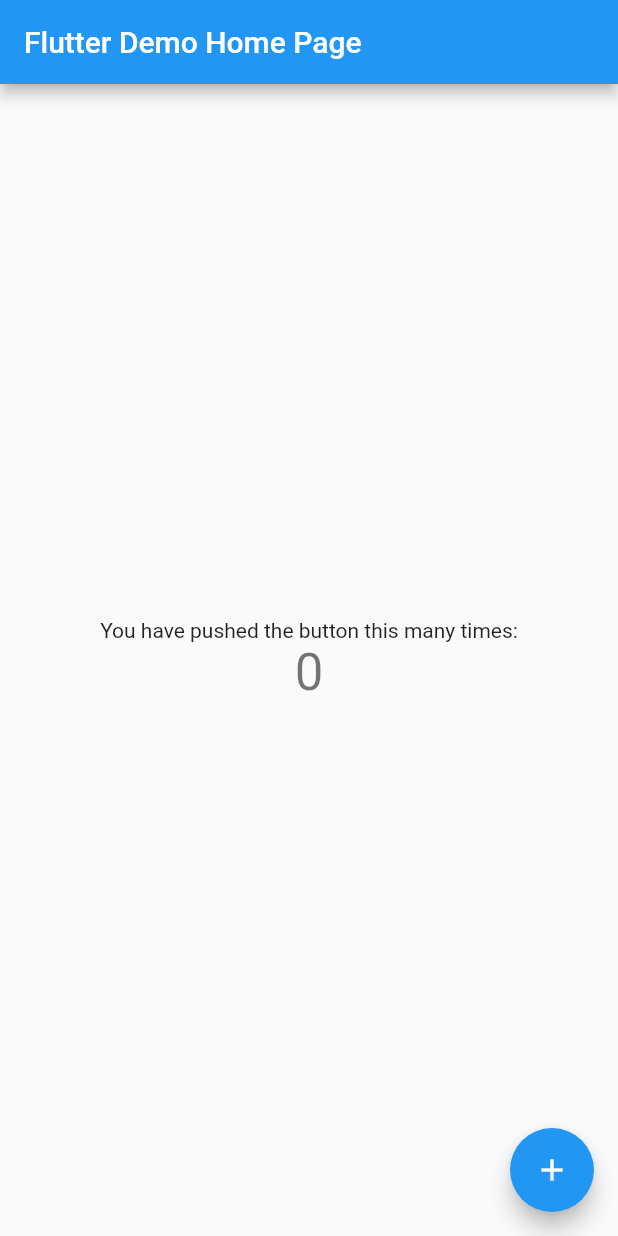
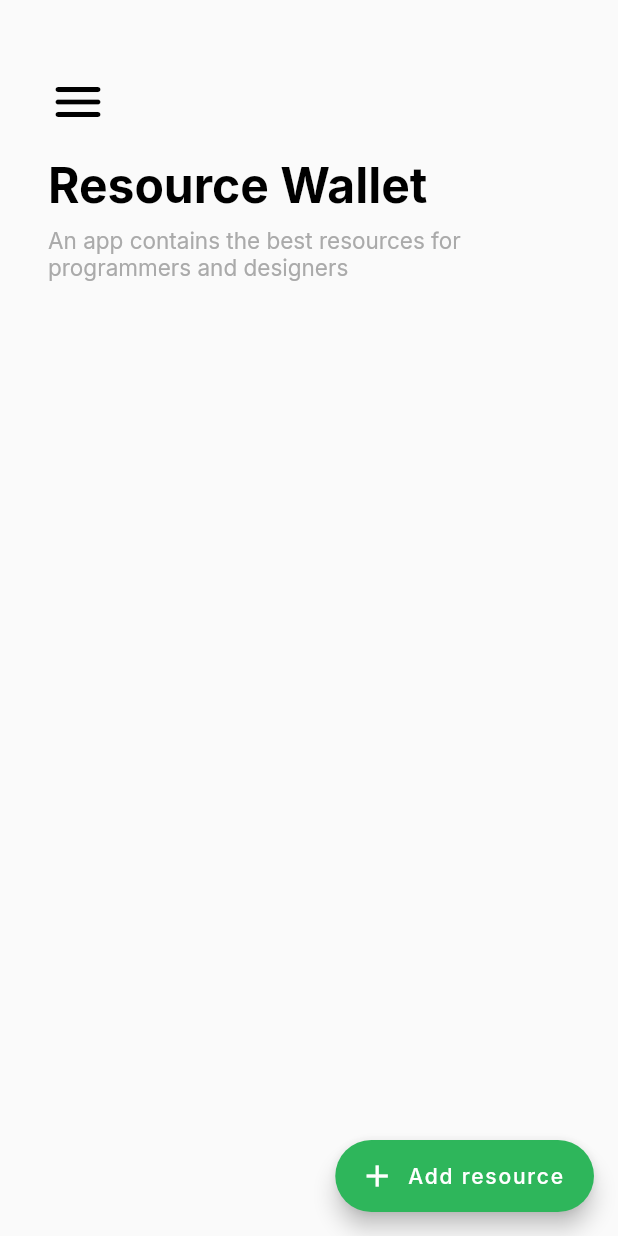
Before and after one commit to F-Y-E-F/ResourcesWallet, a Flutter app: the screen it shows after launch, on a phone screen of 412 x 824 dp. Run offline on Flutter 3.47's test engine with Material 2 defaults, Android fonts, the phone set to English and light mode, and no system bars; drawn by our look-alikes of flutter_platform_widgets; our stand-ins replace google_fonts.

Commit message:
basic of theming

```diff
--- a/lib/main.dart
+++ b/lib/main.dart
@@ -1,4 +1,8 @@
+import 'package:flutter/cupertino.dart';
 import 'package:flutter/material.dart';
+import 'package:flutter_platform_widgets/flutter_platform_widgets.dart';
+import 'package:resources_wallet/screens/resources_screen.dart';
+import 'package:google_fonts/google_fonts.dart';
 
 void main() {
   runApp(const MyApp());
@@ -7,101 +11,25 @@ void main() {
 class MyApp extends StatelessWidget {
   const MyApp({Key? key}) : super(key: key);
 
-  // This widget is the root of your application.
   @override
   Widget build(BuildContext context) {
-    return MaterialApp(
-      title: 'Flutter Demo',
-      theme: ThemeData(
-
-        primarySwatch: Colors.blue,
-      ),
-      home: const MyHomePage(title: 'Flutter Demo Home Page'),
-    );
+    return PlatformApp(
+        title: 'Resources Wallet',
+        material: (_, __) => MaterialAppData(
+                theme: ThemeData(
+              primaryColor: const Color(0xff2aa352),
+              floatingActionButtonTheme: const FloatingActionButtonThemeData(
+                  backgroundColor: Color(0xff2eb65b)),
+              textTheme: GoogleFonts.interTextTheme().copyWith(
+                headline1: GoogleFonts.inter(textStyle: const TextStyle(color:Colors.black, fontWeight: FontWeight.w700, fontSize: 72)),
+                headline2: GoogleFonts.inter(textStyle: const TextStyle(color:Colors.black, fontWeight: FontWeight.w700, fontSize: 48)),
+                headline3: GoogleFonts.inter(textStyle: const TextStyle(color:Colors.black, fontWeight: FontWeight.w700, fontSize: 36)),
+                headline4: GoogleFonts.inter(textStyle: const TextStyle(color: Color(0xffaaaaaa), fontWeight: FontWeight.w700,fontSize: 24)),
+                headline5: GoogleFonts.inter(textStyle: const TextStyle(color: Color(0xffaaaaaa), fontWeight: FontWeight.w400, fontSize: 18,)),
+                headline6: GoogleFonts.inter(textStyle: const TextStyle(color:Colors.black, fontWeight: FontWeight.w700, fontSize: 15)),
+              ),
+            )),
+        cupertino: (_,__)=>CupertinoAppData(theme: const CupertinoThemeData(textTheme: CupertinoTextThemeData())),
+        home: const ResourcesScreen());
   }
 }
-
-class MyHomePage extends StatefulWidget {
-  const MyHomePage({Key? key, required this.title}) : super(key: key);
-
-  // This widget is the home page of your application. It is stateful, meaning
-  // that it has a State object (defined below) that contains fields that affect
-  // how it looks.
-
-  // This class is the configuration for the state. It holds the values (in this
-  // case the title) provided by the parent (in this case the App widget) and
-  // used by the build method of the State. Fields in a Widget subclass are
-  // always marked "final".
-
-  final String title;
-
-  @override
-  State<MyHomePage> createState() => _MyHomePageState();
-}
-
-class _MyHomePageState extends State<MyHomePage> {
-  int _counter = 0;
-
-  void _incrementCounter() {
-    setState(() {
-      // This call to setState tells the Flutter framework that something has
-      // changed in this State, which causes it to rerun the build method below
-      // so that the display can reflect the updated values. If we changed
-      // _counter without calling setState(), then the build method would not be
-      // called again, and so nothing would appear to happen.
-      _counter++;
-    });
-  }
-
-  @override
-  Widget build(BuildContext context) {
-    // This method is rerun every time setState is called, for instance as done
-    // by the _incrementCounter method above.
-    //
-    // The Flutter framework has been optimized to make rerunning build methods
-    // fast, so that you can just rebuild anything that needs updating rather
-    // than having to individually change instances of widgets.
-    return Scaffold(
-      appBar: AppBar(
-        // Here we take the value from the MyHomePage object that was created by
-        // the App.build method, and use it to set our appbar title.
-        title: Text(widget.title),
-      ),
-      body: Center(
-        // Center is a layout widget. It takes a single child and positions it
-        // in the middle of the parent.
-        child: Column(
-          // Column is also a layout widget. It takes a list of children and
-          // arranges them vertically. By default, it sizes itself to fit its
-          // children horizontally, and tries to be as tall as its parent.
-          //
-          // Invoke "debug painting" (press "p" in the console, choose the
-          // "Toggle Debug Paint" action from the Flutter Inspector in Android
-          // Studio, or the "Toggle Debug Paint" command in Visual Studio Code)
-          // to see the wireframe for each widget.
-          //
-          // Column has various properties to control how it sizes itself and
-          // how it positions its children. Here we use mainAxisAlignment to
-          // center the children vertically; the main axis here is the vertical
-          // axis because Columns are vertical (the cross axis would be
-          // horizontal).
-          mainAxisAlignment: MainAxisAlignment.center,
-          children: <Widget>[
-            const Text(
-              'You have pushed the button this many times:',
-            ),
-            Text(
-              '$_counter',
-              style: Theme.of(context).textTheme.headline4,
-            ),
-          ],
-        ),
-      ),
-      floatingActionButton: FloatingActionButton(
-        onPressed: _incrementCounter,
-        tooltip: 'Increment',
-        child: const Icon(Icons.add),
-      ), // This trailing comma makes auto-formatting nicer for build methods.
-    );
-  }
-}
--- /dev/null
+++ b/lib/screens/add_resource_screen.dart
@@ -0,0 +1,22 @@
+import 'package:flutter/material.dart';
+import 'package:flutter_platform_widgets/flutter_platform_widgets.dart';
+
+class AddResourceScreen extends StatefulWidget {
+  const AddResourceScreen({Key? key}) : super(key: key);
+
+  @override
+  _AddResourceScreenState createState() => _AddResourceScreenState();
+}
+
+class _AddResourceScreenState extends State<AddResourceScreen> {
+  @override
+  Widget build(BuildContext context) {
+    return PlatformScaffold(
+      body: SafeArea(
+        child: Column(
+          children: const [Text("ESSA")],
+        ),
+      ),
+    );
+  }
+}
--- /dev/null
+++ b/lib/screens/resources_screen.dart
@@ -0,0 +1,73 @@
+import 'package:flutter/material.dart';
+import 'package:flutter_platform_widgets/flutter_platform_widgets.dart';
+
+class ResourcesScreen extends StatefulWidget {
+  const ResourcesScreen({Key? key}) : super(key: key);
+
+  @override
+  _ResourcesScreenState createState() => _ResourcesScreenState();
+}
+
+class _ResourcesScreenState extends State<ResourcesScreen> {
+  final materialScaffoldGlobalKey = GlobalKey<ScaffoldState>();
+
+  @override
+  Widget build(BuildContext context) {
+    return PlatformScaffold(
+        material: (_, __) => MaterialScaffoldData(
+            widgetKey: materialScaffoldGlobalKey,
+            floatingActionButton: FloatingActionButton.extended(
+              onPressed: () {},
+              label: const Text('Add resource'),
+              icon: const Icon(Icons.add),
+            ),
+            drawer: const Drawer(
+              child: Text("ESSSA"),
+            )),
+        body: SingleChildScrollView(
+          child: SafeArea(
+            child: Padding(
+              padding: const EdgeInsets.symmetric(vertical: 48, horizontal: 32),
+              child: Column(
+                crossAxisAlignment: CrossAxisAlignment.start,
+                children: [
+                  GestureDetector(
+                    child: const Icon(
+                      Icons.menu_rounded,
+                      color: Colors.black,
+                      size: 40,
+                    ),
+                    onTap: () =>
+                        materialScaffoldGlobalKey.currentState!.openDrawer(),
+                  ),
+                  const SizedBox(
+                    height: 16,
+                  ),
+                  Text(
+                    "Resource Wallet",
+                    style: platformThemeData(
+                      context,
+                      material: (data) =>
+                          data.textTheme.headline3!.copyWith(fontSize: 32),
+                      cupertino: (data) => data.textTheme.navTitleTextStyle,
+                    ),
+                  ),
+                  const SizedBox(
+                    height: 8,
+                  ),
+                  Text(
+                    "An app contains the best resources for programmers and designers",
+                    style: platformThemeData(
+                      context,
+                      material: (data) =>
+                          data.textTheme.headline5!.copyWith(fontSize: 15),
+                      cupertino: (data) => data.textTheme.actionTextStyle,
+                    ),
+                  )
+                ],
+              ),
+            ),
+          ),
+        ));
+  }
+}
--- a/pubspec.yaml
+++ b/pubspec.yaml
@@ -34,6 +34,8 @@ dependencies:
   # The following adds the Cupertino Icons font to your application.
   # Use with the CupertinoIcons class for iOS style icons.
   cupertino_icons: ^1.0.2
+  flutter_platform_widgets: ^1.9.5
+  google_fonts: ^2.1.0
 
 dev_dependencies:
   flutter_test:
```
Also changed, not shown: pubspec.lock.
